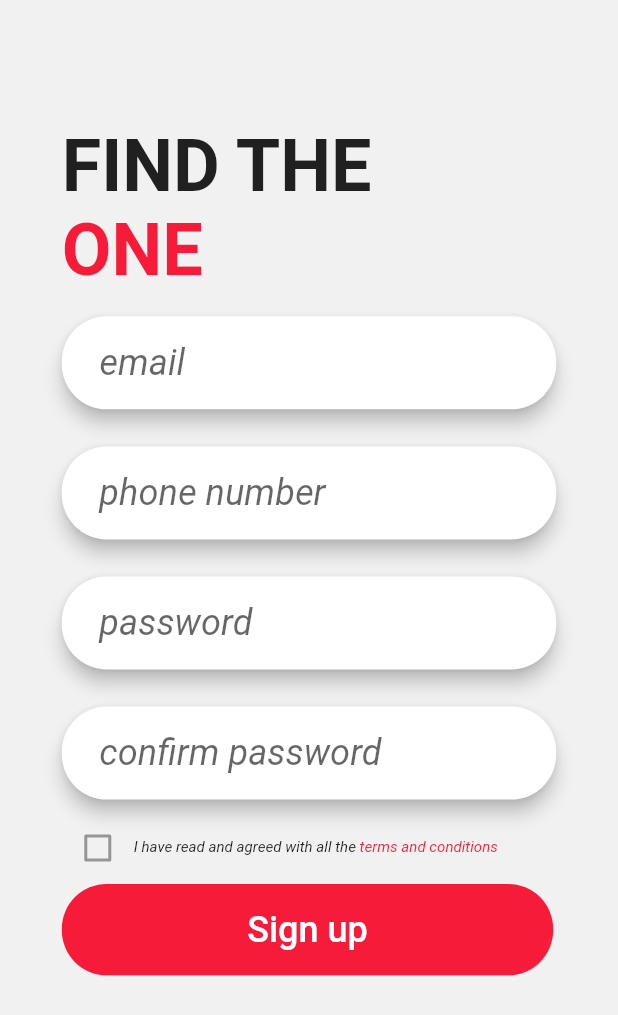
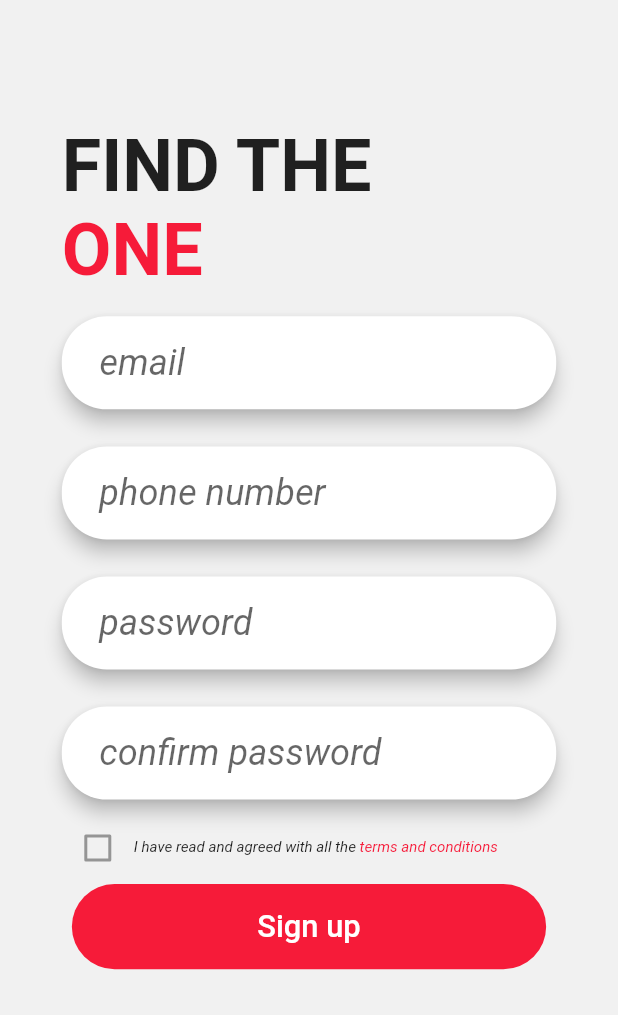
Before and after one commit to devabhixda/Tavat-FrontEnd, a Flutter app: the signup screen opened directly, on a phone screen of 412 x 824 dp. Shown: the top 1015 px of the screen. Run offline on Flutter 3.47's test engine with Material 2 defaults, Android fonts, the phone set to English and light mode, and no system bars; our stand-ins replace flutter_svg, sliding_up_panel.

Commit message:
Fix signup text growing 2 lines

```diff
--- a/lib/Screens/Onboarding/signup.dart
+++ b/lib/Screens/Onboarding/signup.dart
@@ -117,18 +117,20 @@
                 Text("terms and conditions", style: TextStyle(color: cred, fontStyle: FontStyle.italic, fontSize: 10))
               ],
             ),
-            FlatButton(
+            Center(
+              child: FlatButton(
                 padding: EdgeInsets.symmetric(horizontal: 0.30 * w, vertical: 0.02 * h),
                 shape: RoundedRectangleBorder(
                   borderRadius: BorderRadius.circular(30)
                 ),
                 color: cred,
-              child: Text("Sign up", style: TextStyle(color: Colors.white, fontSize: 24),
+                child: Text("Sign up", style: TextStyle(color: Colors.white, fontSize: 0.05 * w),
                 ),
                 onPressed: () => {
                   Navigator.push(context, MaterialPageRoute(builder: (context) => home()))
                 },
               ),
+            )
           ],
         ),
       )
```
Lines whose indentation alone changed are shown as unchanged.
